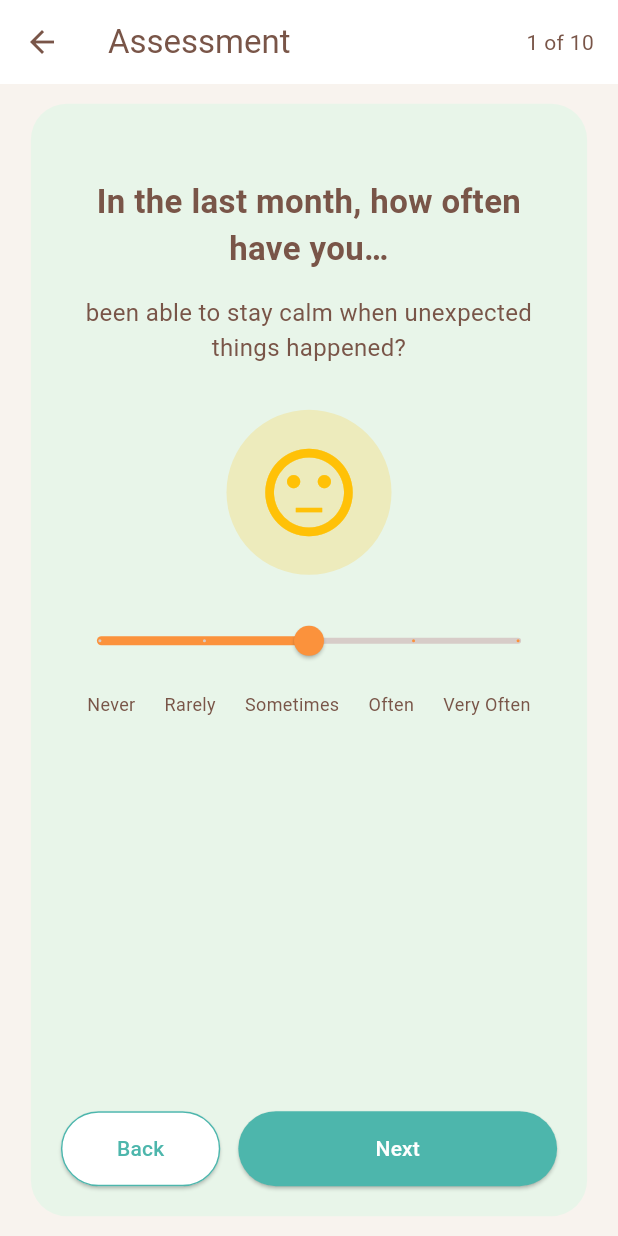
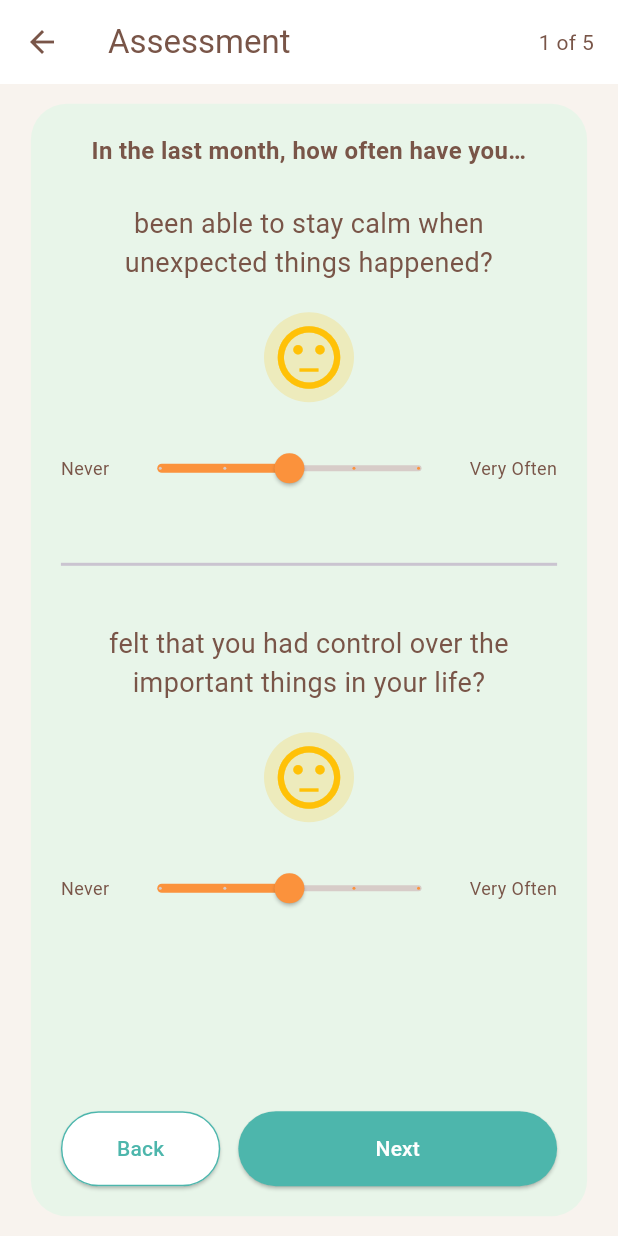
Before and after one commit to marytheshepherd/noyaly, a Flutter app: the QuestionScreen screen opened by its route, on a phone screen of 412 x 824 dp. Run offline on Flutter 3.47's test engine with Material 3 defaults, Android fonts, the phone set to English and light mode, and no system bars; our stand-ins replace audioplayers, fl_chart, webview_flutter; network calls fail.

Commit message:
feat: questions two per screen

```diff
--- a/lib/screens/home.dart
+++ b/lib/screens/home.dart
@@ -54,7 +54,7 @@ class _HomeScreenState extends State<HomeScreen> {
                                 mainAxisSize: MainAxisSize.min,
                                 children: const [
                                   Text(
-                                    "How",
+                                    "how",
                                     style: TextStyle(
                                       fontSize: 28,
                                       fontWeight: FontWeight.bold,
@@ -71,7 +71,7 @@ class _HomeScreenState extends State<HomeScreen> {
                                     ),
                                   ),
                                   Text(
-                                    "Are you?",
+                                    "are you?",
                                     style: TextStyle(
                                       fontSize: 28,
                                       fontWeight: FontWeight.bold,
--- a/lib/screens/questions.dart
+++ b/lib/screens/questions.dart
@@ -11,41 +11,114 @@ class QuestionScreen extends StatefulWidget {
 }
 
 class _QuestionScreenState extends State<QuestionScreen> {
-  int currentIndex = 0;
-  double sliderValue = 2;
-  final List<int> answers = [];
+  int pageIndex = 0;
+  final int questionsPerPage = 2;
 
-  void nextQuestion() {
-    final question = questions[currentIndex];
+  late List<double> sliderValues;
 
-    answers.add(scoreFromIndex(sliderValue.round(), question.reverseScored));
+  @override
+  void initState() {
+    super.initState();
+    sliderValues = List.filled(questions.length, 2); // default: "Sometimes"
+  }
 
-    if (currentIndex < questions.length - 1) {
+  void nextPage() {
+    final bool isLastPage =
+        (pageIndex + 1) * questionsPerPage >= questions.length;
+
+    if (isLastPage) {
+      final answers = <int>[];
+
+      for (int i = 0; i < questions.length; i++) {
+        answers.add(
+          scoreFromIndex(sliderValues[i].round(), questions[i].reverseScored),
+        );
+      }
+
+      final totalScore = answers.reduce((a, b) => a + b);
+
+      Navigator.pushReplacementNamed(context, '/report', arguments: totalScore);
+    } else {
       setState(() {
-        currentIndex++;
-        sliderValue = 2;
+        pageIndex++;
       });
-    } else {
-      final totalScore = answers.reduce((a, b) => a + b);
-      debugPrint("Total PSS Score: $totalScore");
-      Navigator.pushReplacementNamed(context, '/report', arguments: totalScore);
     }
   }
 
-  void prevQuestion() {
-    if (currentIndex > 0) {
+  void prevPage() {
+    if (pageIndex > 0) {
       setState(() {
-        currentIndex--;
+        pageIndex--;
       });
     } else {
       Navigator.pushNamed(context, '/home');
     }
   }
 
+  Widget buildQuestionBlock(int index) {
+    final question = questions[index];
+
+    return Column(
+      children: [
+        Text(
+          question.text,
+          textAlign: TextAlign.center,
+          style: const TextStyle(fontSize: 18, color: Colors.brown),
+        ),
+
+        const SizedBox(height: 20),
+
+        MoodFace(value: sliderValues[index]),
+
+        const SizedBox(height: 20),
+
+        Row(
+          children: [
+            const Text(
+              "Never",
+              style: TextStyle(fontSize: 12, color: Colors.brown),
+            ),
+
+            const SizedBox(width: 8),
+
+            Expanded(
+              child: Slider(
+                value: sliderValues[index], // or sliderValue if single
+                min: 0,
+                max: 4,
+                divisions: 4,
+                activeColor: const Color(0xFFFB923C),
+                inactiveColor: Colors.brown.shade100,
+                onChanged: (value) {
+                  setState(() {
+                    sliderValues[index] = value; // or sliderValue = value
+                  });
+                },
+              ),
+            ),
+
+            const SizedBox(width: 8),
+
+            const Text(
+              "Very Often",
+              style: TextStyle(fontSize: 12, color: Colors.brown),
+            ),
+          ],
+        ),
+      ],
+    );
+  }
+
   @override
   Widget build(BuildContext context) {
-    final question = questions[currentIndex];
     final size = MediaQuery.of(context).size;
+
+    final int firstIndex = pageIndex * questionsPerPage;
+    final int secondIndex = firstIndex + 1;
+    final bool hasSecondQuestion = secondIndex < questions.length;
+
+    final int totalPages = (questions.length / questionsPerPage).ceil();
+    final bool isLastPage = pageIndex == totalPages - 1;
 
     return Scaffold(
       backgroundColor: const Color(0xFFF8F3EE),
@@ -58,7 +131,7 @@ class _QuestionScreenState extends State<QuestionScreen> {
             padding: const EdgeInsets.only(right: 16),
             child: Center(
               child: Text(
-                "${currentIndex + 1} of ${questions.length}",
+                "${pageIndex + 1} of $totalPages",
                 style: const TextStyle(color: Colors.brown),
               ),
             ),
@@ -77,51 +150,28 @@ class _QuestionScreenState extends State<QuestionScreen> {
             ),
             child: Column(
               children: [
-                const SizedBox(height: 30),
-
                 const Text(
                   "In the last month, how often have you…",
                   textAlign: TextAlign.center,
                   style: TextStyle(
-                    fontSize: 22,
+                    fontSize: 16,
                     fontWeight: FontWeight.bold,
                     color: Colors.brown,
                   ),
                 ),
 
-                const SizedBox(height: 16),
+                const SizedBox(height: 24),
 
-                Text(
-                  question.text,
-                  textAlign: TextAlign.center,
-                  style: const TextStyle(fontSize: 16, color: Colors.brown),
-                ),
+                // ===== First Question =====
+                buildQuestionBlock(firstIndex),
 
-                const SizedBox(height: 30),
-
-                MoodFace(value: sliderValue),
-
-                const SizedBox(height: 20),
-
-                Slider(
-                  value: sliderValue,
-                  min: 0,
-                  max: 4,
-                  divisions: 4,
-                  activeColor: const Color(0xFFFB923C),
-                  inactiveColor: Colors.brown.shade100,
-                  onChanged: (value) {
-                    setState(() => sliderValue = value);
-                  },
-                ),
-
-                const SizedBox(height: 10),
-
-                const Text(
-                  "Never      Rarely      Sometimes      Often      Very Often",
-                  style: TextStyle(fontSize: 12, color: Colors.brown),
-                  textAlign: TextAlign.center,
-                ),
+                // ===== Second Question (if exists) =====
+                if (hasSecondQuestion) ...[
+                  const SizedBox(height: 32),
+                  const Divider(thickness: 2),
+                  const SizedBox(height: 32),
+                  buildQuestionBlock(secondIndex),
+                ],
 
                 const Spacer(),
 
@@ -139,12 +189,13 @@ class _QuestionScreenState extends State<QuestionScreen> {
                             borderRadius: BorderRadius.circular(30),
                           ),
                         ),
-                        onPressed: prevQuestion,
+                        onPressed: prevPage,
                         child: const Text("Back"),
                       ),
                     ),
 
                     const SizedBox(width: 12),
+
                     Expanded(
                       flex: 2,
                       child: ElevatedButton(
@@ -155,10 +206,10 @@ class _QuestionScreenState extends State<QuestionScreen> {
                             borderRadius: BorderRadius.circular(30),
                           ),
                         ),
-                        onPressed: nextQuestion,
-                        child: const Text(
-                          "Next",
-                          style: TextStyle(color: Colors.white),
+                        onPressed: nextPage,
+                        child: Text(
+                          isLastPage ? "Done" : "Next",
+                          style: const TextStyle(color: Colors.white),
                         ),
                       ),
                     ),
--- a/lib/screens/report.dart
+++ b/lib/screens/report.dart
@@ -50,7 +50,7 @@ class _ReportScreenState extends State<ReportScreen> {
 
     final stressLabel = getStressLabel(score);
 
-    // Push score ONCE after navigation
+    // push score after navigation
     WidgetsBinding.instance.addPostFrameCallback((_) {
       if (score > 0) {
         final today = DateTime.now().day;
--- a/lib/widgets/mood.dart
+++ b/lib/widgets/mood.dart
@@ -28,9 +28,9 @@ class MoodFace extends StatelessWidget {
     }
 
     return CircleAvatar(
-      radius: 55,
+      radius: 30,
       backgroundColor: color.withValues(alpha: 0.2),
-      child: Icon(icon, size: 70, color: color),
+      child: Icon(icon, size: 50, color: color),
     );
   }
 }
```
